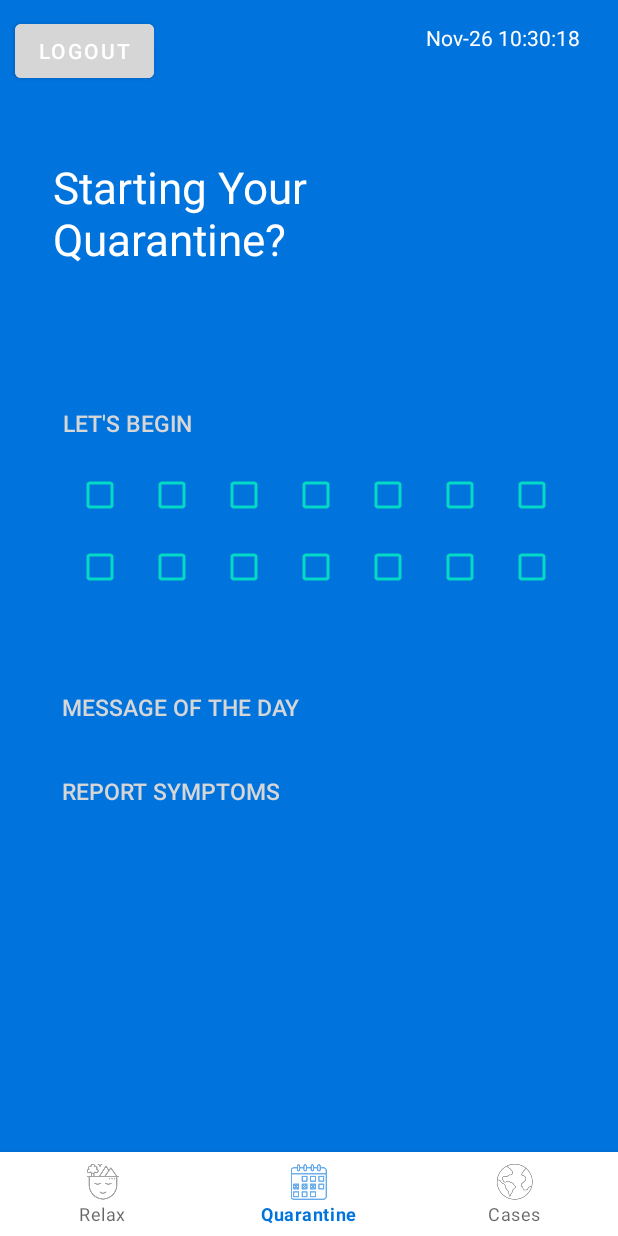
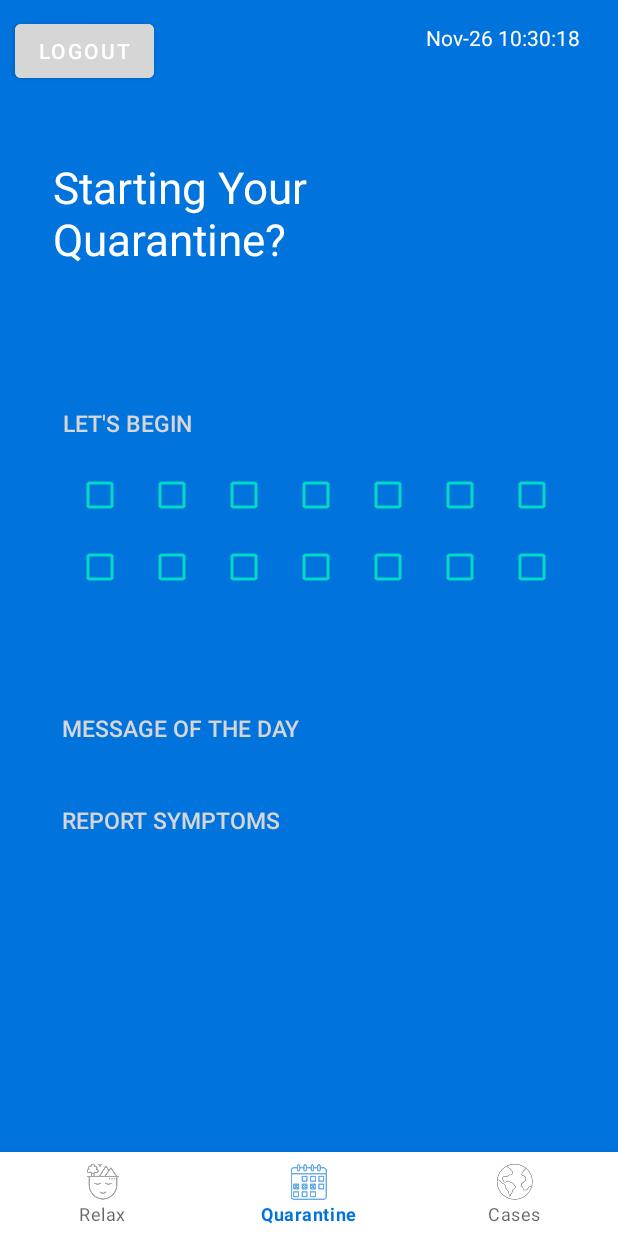
Before and after one commit to Awkk/CoronaWay, an Android app: the screen it shows after launch once a user with an empty profile is signed in (MainActivity), on a phone screen of 412 x 824 dp. Run offline under Robolectric (Android 15) with nearby library versions, the phone set to English and light mode, and no system bars; our stand-ins replace Firebase (no records; nobody signed in at launch, a user with empty details on screens opened directly), navigation-ui.

Commit message:
1 margin change, whatever

```diff
--- a/app/src/main/res/layout/fragment_quarantine.xml
+++ b/app/src/main/res/layout/fragment_quarantine.xml
@@ -287,7 +287,7 @@
                 app:rippleColor="#33AAAAAA"
                 app:strokeColor="@color/com_facebook_button_text_color"
                 app:strokeWidth="5dp"
-                android:layout_marginTop="45dp"
+                android:layout_marginTop="59dp"
                 android:layout_marginBottom="8dp"
                 />
 
@@ -300,6 +300,7 @@
                 android:text="@string/report_symptoms"
                 android:textColor="@color/com_facebook_button_text_color"
                 android:textSize="15sp"
+                android:layout_marginTop="5dp"
                 app:backgroundTint="@android:color/transparent"
                 app:cornerRadius="8dp"
                 app:rippleColor="#33AAAAAA"
```
